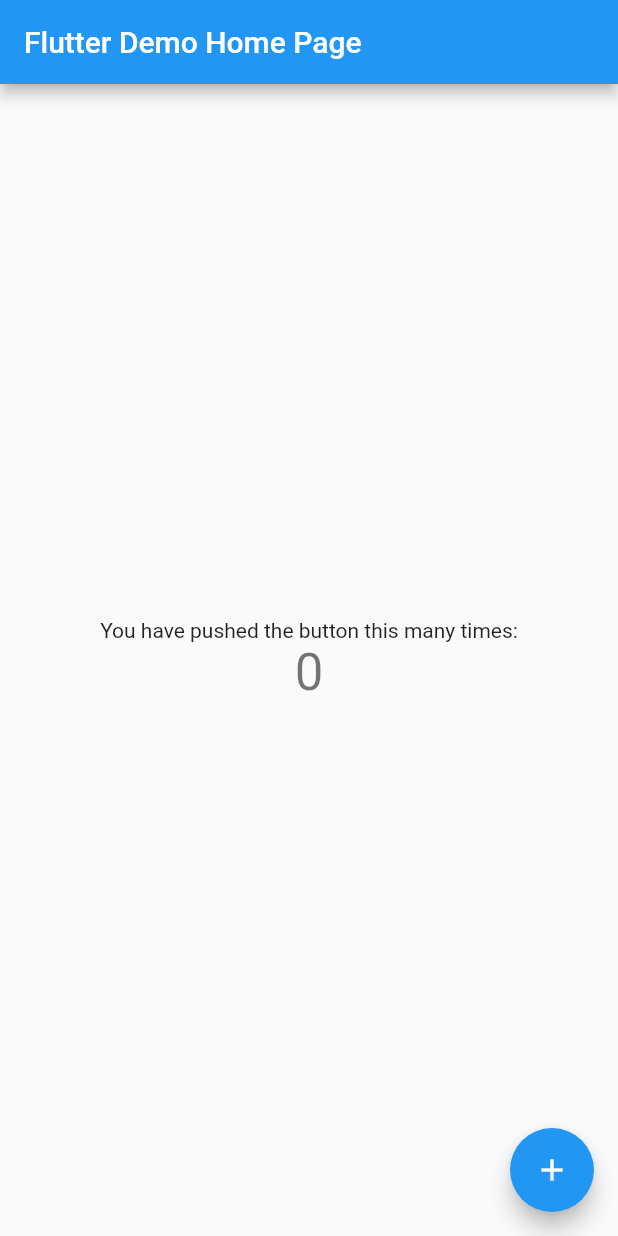
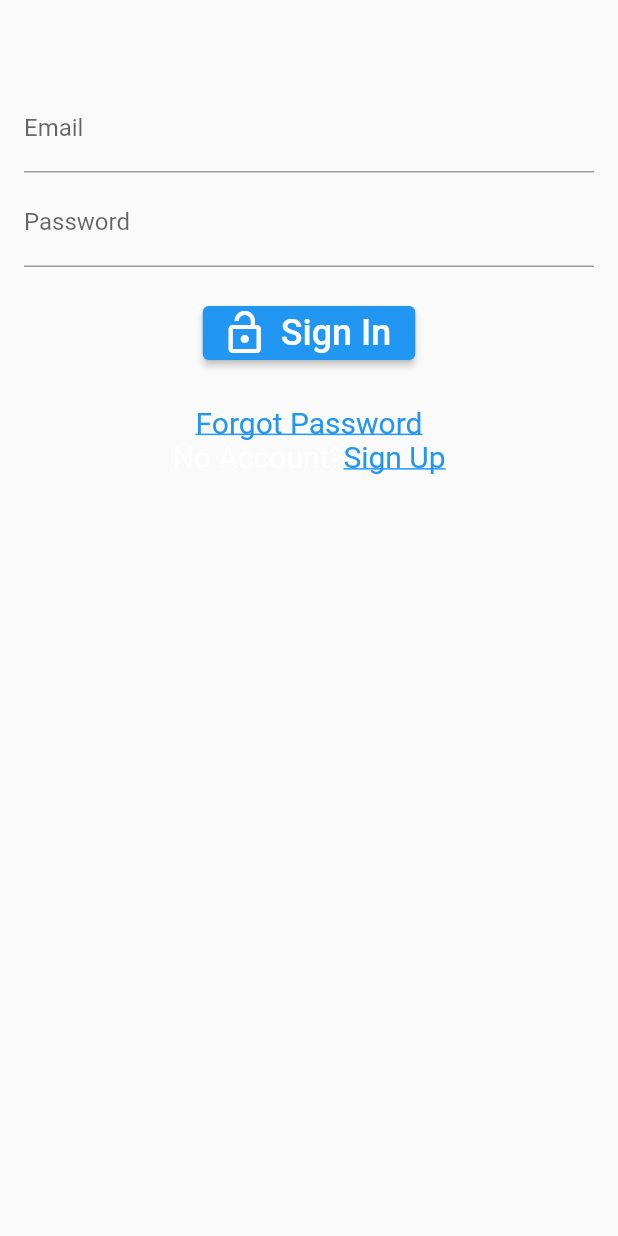
Before and after one commit to nezz244/firebase, a Flutter app: the screen it shows after launch, on a phone screen of 412 x 824 dp. Run offline on Flutter 3.47's test engine with Material 2 defaults, Android fonts, the phone set to English and light mode, and no system bars; our stand-ins replace email_validator, firebase_auth, firebase_core; accounts and stored records are empty.

Commit message:
sign in email and password sign up sign out forgot password

```diff
--- /dev/null
+++ b/lib/auth_page.dart
@@ -0,0 +1,25 @@
+
+
+import 'package:flutter/cupertino.dart';
+
+import 'package:theone/signup_widget.dart';
+
+import 'login_widget.dart';
+
+class AuthPage extends StatefulWidget{
+
+  @override
+  _AuthPageState createState() => _AuthPageState();
+}
+
+class _AuthPageState extends State<AuthPage>{
+  bool isLogin = true;
+  @override
+  Widget build(BuildContext context) =>
+      isLogin
+          ? LoginWidget(onClickedSignUp: toggle)
+          : SignUpWidget(onClickedSignIn: toggle);
+
+  void toggle() => setState(() => isLogin = ! isLogin);
+
+}
--- /dev/null
+++ b/lib/login_widget.dart
@@ -0,0 +1,131 @@
+import 'package:flutter/cupertino.dart';
+import 'package:flutter/gestures.dart';
+import 'package:flutter/material.dart';
+import 'package:firebase_auth/firebase_auth.dart';
+
+import 'package:theone/utils.dart';
+import 'forgot_password_page.dart';
+
+class LoginWidget extends StatefulWidget {
+  final VoidCallback onClickedSignUp;
+
+  const LoginWidget({
+    Key? key,
+    required this.onClickedSignUp,
+  }) : super(key: key);
+  @override
+
+
+  State<LoginWidget> createState() => _LoginWidgetState();
+}
+
+class _LoginWidgetState extends State<LoginWidget> {
+  final emailController = TextEditingController();
+  final passwordController = TextEditingController();
+  var showsnake=Utils();
+
+  @override
+  void dispose() {
+    emailController.dispose();
+    passwordController.dispose();
+
+    super.dispose();
+  }
+
+  @override
+  Widget build(BuildContext context) =>
+      SingleChildScrollView(
+          padding: const EdgeInsets.all(16),
+          child: Column(
+            mainAxisAlignment: MainAxisAlignment.center,
+            children: [
+              const SizedBox(height: 40),
+              TextField(
+                controller: emailController,
+                cursorColor: Colors.white,
+                textInputAction: TextInputAction.next,
+                decoration: const InputDecoration(labelText: 'Email'),
+              ),
+              const SizedBox(height: 4),
+              TextField(
+                controller: passwordController,
+                textInputAction: TextInputAction.next,
+                decoration: const InputDecoration(labelText: 'Password'),
+                obscureText: true,
+              ),
+              const SizedBox(height: 20),
+              ElevatedButton.icon(
+                  style: ElevatedButton.styleFrom(
+                    maximumSize: const Size.fromHeight(50),
+                  ),
+                  icon: const Icon(Icons.lock_open, size: 32),
+                  label: const Text(
+                    'Sign In',
+                    style: TextStyle(fontSize: 24),
+
+                  ),
+                  onPressed: signIn),
+              SizedBox(height: 24),
+              GestureDetector(
+                child: Text(
+                  'Forgot Password',
+                  style: TextStyle(
+                    decoration: TextDecoration.underline,
+                    color: Theme.of(context).colorScheme.secondary,
+                    fontSize: 20,
+                  ),
+                ),
+                onTap: () => Navigator.of(context).push(MaterialPageRoute(
+                  builder: (context) => ForgotPasswordPage(),
+                )
+                ),
+              ),
+
+
+
+              SizedBox(
+                child: RichText(
+                  text: TextSpan(
+                      style: TextStyle(color: Colors.white,fontSize: 20),
+                      text: 'No Account?',
+                      children: [
+                        TextSpan(
+                          recognizer: TapGestureRecognizer()
+                            ..onTap = widget.onClickedSignUp,
+                          text: 'Sign Up',
+                          style: TextStyle(
+                              decoration: TextDecoration.underline,
+                              color: Theme.of(context).colorScheme.secondary
+
+                          ),
+
+                        )
+                      ]
+
+                  ),
+
+                ),
+              )
+            ],
+
+          )
+      );
+
+  Future signIn() async {
+
+    try {
+      await FirebaseAuth.instance.signInWithEmailAndPassword(
+        email: emailController.text.trim(),
+        password: passwordController.text.trim(),
+      );
+    }on FirebaseAuthException catch (e) {
+      print(e);
+      showsnake.showSnackBar(e.message);
+    }
+    //fix navigator key
+    var navigatorKey;
+    navigatorKey.currentState
+        ?.popUntil((route) => route.isFirst);
+    // navigatorKey.currentState.popUntil((route)=> route)
+  }
+}
--- a/lib/main.dart
+++ b/lib/main.dart
@@ -1,6 +1,10 @@
 import 'package:flutter/material.dart';
 import 'package:firebase_core/firebase_core.dart';
-
+import 'package:theone/auth_page.dart';
+import 'package:theone/home_page.dart';
+import 'package:firebase_auth/firebase_auth.dart';
+import 'package:theone/utils.dart';
+import 'login_widget.dart';
 Future main() async{
   WidgetsFlutterBinding.ensureInitialized();
   await Firebase.initializeApp();
@@ -9,94 +13,43 @@
 }
 
 class MyApp extends StatelessWidget {
-  const MyApp({super.key});
+  static final String title = 'Setup Firebase';
 
-  // This widget is the root of your application.
-  @override
+  get navigatorKey => null;@override
   Widget build(BuildContext context) {
     return MaterialApp(
-      title: 'Flutter Demo',
+
+      scaffoldMessengerKey: Utils().messengerKey,
+      navigatorKey: navigatorKey,
+      debugShowCheckedModeBanner: false,
+
+      title: title,
+
       theme: ThemeData(
 
         primarySwatch: Colors.blue,
       ),
-      home: const MyHomePage(title: 'Flutter Demo Home Page'),
+
+
+      home: MainPage(),
     );
   }
 }
 
-class MyHomePage extends StatefulWidget {
-  const MyHomePage({super.key, required this.title});
-
-  final String title;
-
-  @override
-  State<MyHomePage> createState() => _MyHomePageState();
+class MainPage  extends StatelessWidget{
+@override
+Widget build(BuildContext context) => Scaffold(
+      body: StreamBuilder<User?>(
+        stream: FirebaseAuth.instance.authStateChanges(),
+        builder: (context, snapshot){
+if (snapshot.hasData){
+return HomePage();
+}
+else{
+return AuthPage();
 }
 
-class _MyHomePageState extends State<MyHomePage> {
-  int _counter = 0;
-
-  void _incrementCounter() {
-    setState(() {
-      // This call to setState tells the Flutter framework that something has
-      // changed in this State, which causes it to rerun the build method below
-      // so that the display can reflect the updated values. If we changed
-      // _counter without calling setState(), then the build method would not be
-      // called again, and so nothing would appear to happen.
-      _counter++;
-    });
-  }
-
-  @override
-  Widget build(BuildContext context) {
-    // This method is rerun every time setState is called, for instance as done
-    // by the _incrementCounter method above.
-    //
-    // The Flutter framework has been optimized to make rerunning build methods
-    // fast, so that you can just rebuild anything that needs updating rather
-    // than having to individually change instances of widgets.
-    return Scaffold(
-      appBar: AppBar(
-        // Here we take the value from the MyHomePage object that was created by
-        // the App.build method, and use it to set our appbar title.
-        title: Text(widget.title),
-      ),
-      body: Center(
-        // Center is a layout widget. It takes a single child and positions it
-        // in the middle of the parent.
-        child: Column(
-          // Column is also a layout widget. It takes a list of children and
-          // arranges them vertically. By default, it sizes itself to fit its
-          // children horizontally, and tries to be as tall as its parent.
-          //
-          // Invoke "debug painting" (press "p" in the console, choose the
-          // "Toggle Debug Paint" action from the Flutter Inspector in Android
-          // Studio, or the "Toggle Debug Paint" command in Visual Studio Code)
-          // to see the wireframe for each widget.
-          //
-          // Column has various properties to control how it sizes itself and
-          // how it positions its children. Here we use mainAxisAlignment to
-          // center the children vertically; the main axis here is the vertical
-          // axis because Columns are vertical (the cross axis would be
-          // horizontal).
-          mainAxisAlignment: MainAxisAlignment.center,
-          children: <Widget>[
-            const Text(
-              'You have pushed the button this many times:',
-            ),
-            Text(
-              '$_counter',
-              style: Theme.of(context).textTheme.headline4,
-            ),
-          ],
-        ),
-      ),
-      floatingActionButton: FloatingActionButton(
-        onPressed: _incrementCounter,
-        tooltip: 'Increment',
-        child: const Icon(Icons.add),
-      ), // This trailing comma makes auto-formatting nicer for build methods.
-    );
-  }
+},
+      )
+);
 }
--- /dev/null
+++ b/lib/utils.dart
@@ -0,0 +1,14 @@
+import 'package:flutter/material.dart';
+
+class Utils{
+  var messengerKey = GlobalKey<ScaffoldMessengerState>();
+   showSnackBar(String? text){
+    if (text == null) return;
+
+    final snackBar = SnackBar(content: Text(text), backgroundColor: Colors.red );
+
+    messengerKey.currentState!
+      ..removeCurrentSnackBar()
+      ..showSnackBar(snackBar);
+  }
+}
```
Also changed, not shown: lib/forgot_password_page.dart (added, +102 -0 lines), lib/home_page.dart (added, +46 -0 lines), lib/main_page.dart (added, +36 -0 lines), lib/signup_widget.dart (added, +144 -0 lines), lib/verify_email_page.dart (added), 1 other file.
